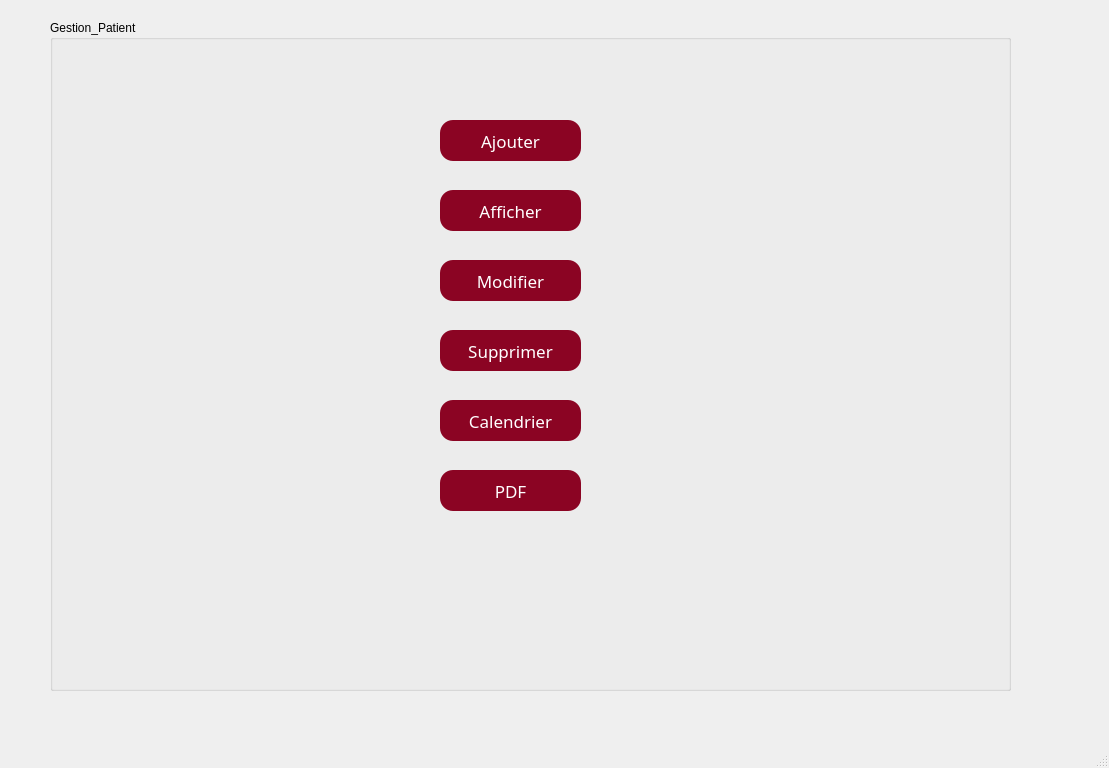
Before: the Qt Designer form gestion_patient.ui in Rayano914/Aid-Association-2A7, drawn with Qt 5.
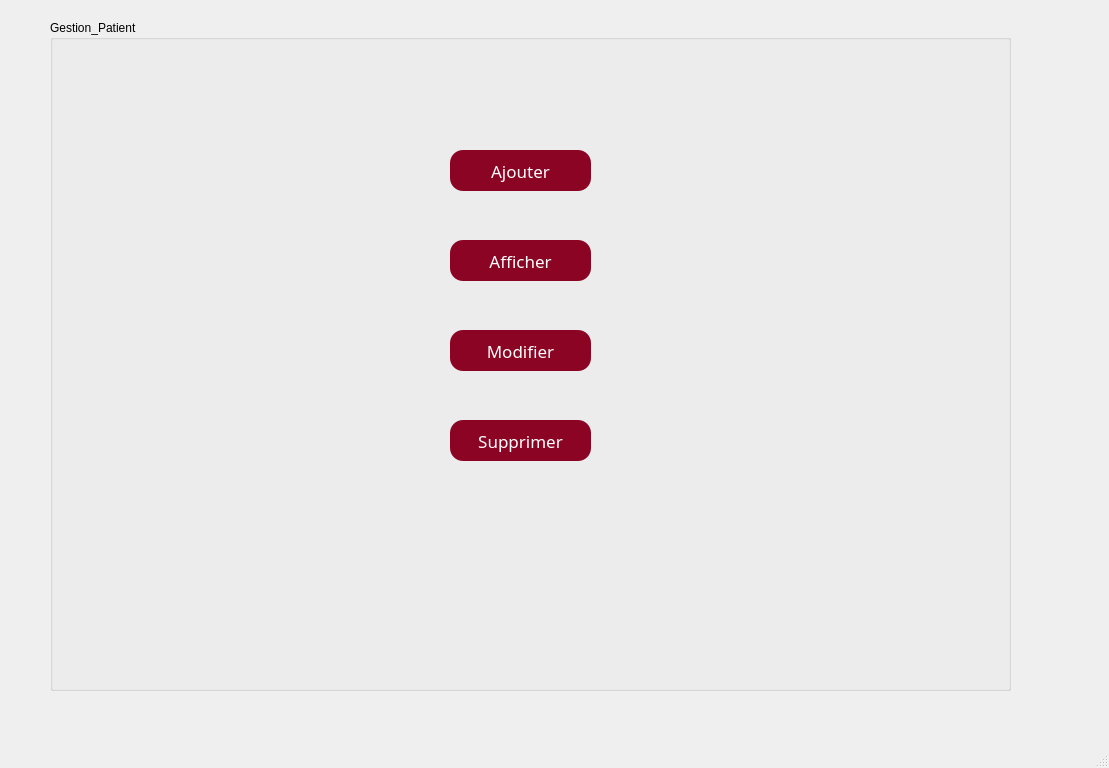
After: the same form once the commit is applied. The open tabs and pages were chosen to show the change. Icons and pictures are not drawn.

Diff of the .ui file:
```diff
--- a/gestion_patient.ui
+++ b/gestion_patient.ui
@@ -422,8 +422,8 @@
       <widget class="QPushButton" name="add_patient">
        <property name="geometry">
         <rect>
-         <x>340</x>
-         <y>80</y>
+         <x>350</x>
+         <y>110</y>
          <width>141</width>
          <height>41</height>
         </rect>
@@ -438,8 +438,8 @@
       <widget class="QPushButton" name="dispaly_patients">
        <property name="geometry">
         <rect>
-         <x>340</x>
-         <y>150</y>
+         <x>350</x>
+         <y>200</y>
          <width>141</width>
          <height>41</height>
         </rect>
@@ -451,55 +451,29 @@
       <widget class="QPushButton" name="update_patients">
        <property name="geometry">
         <rect>
-         <x>340</x>
-         <y>220</y>
-         <width>141</width>
-         <height>41</height>
-        </rect>
-       </property>
-       <property name="text">
-        <string>Modifier</string>
-       </property>
-      </widget>
-      <widget class="QPushButton" name="delete_patients">
-       <property name="geometry">
-        <rect>
-         <x>340</x>
+         <x>350</x>
          <y>290</y>
          <width>141</width>
          <height>41</height>
         </rect>
        </property>
        <property name="text">
+        <string>Modifier</string>
+       </property>
+      </widget>
+      <widget class="QPushButton" name="delete_patients">
+       <property name="geometry">
+        <rect>
+         <x>350</x>
+         <y>380</y>
+         <width>141</width>
+         <height>41</height>
+        </rect>
+       </property>
+       <property name="text">
         <string>Supprimer</string>
        </property>
       </widget>
-      <widget class="QPushButton" name="calendrier">
-       <property name="geometry">
-        <rect>
-         <x>340</x>
-         <y>360</y>
-         <width>141</width>
-         <height>41</height>
-        </rect>
-       </property>
-       <property name="text">
-        <string>Calendrier</string>
-       </property>
-      </widget>
-      <widget class="QPushButton" name="pushButton_2">
-       <property name="geometry">
-        <rect>
-         <x>340</x>
-         <y>430</y>
-         <width>141</width>
-         <height>41</height>
-        </rect>
-       </property>
-       <property name="text">
-        <string>PDF</string>
-       </property>
-      </widget>
      </widget>
      <widget class="QWidget" name="stackedWidgetPage2">
       <widget class="QToolButton" name="toolButton_2">
@@ -729,6 +703,19 @@
         <string>CODE QR</string>
        </property>
       </widget>
+      <widget class="QPushButton" name="calendrier">
+       <property name="geometry">
+        <rect>
+         <x>590</x>
+         <y>470</y>
+         <width>141</width>
+         <height>41</height>
+        </rect>
+       </property>
+       <property name="text">
+        <string>Calendrier</string>
+       </property>
+      </widget>
       <zorder>lineEdit_12</zorder>
       <zorder>toolButton_2</zorder>
       <zorder>toolButton_5</zorder>
```
Left out of the diff: 81 changed lines with no effect on the pictures.
